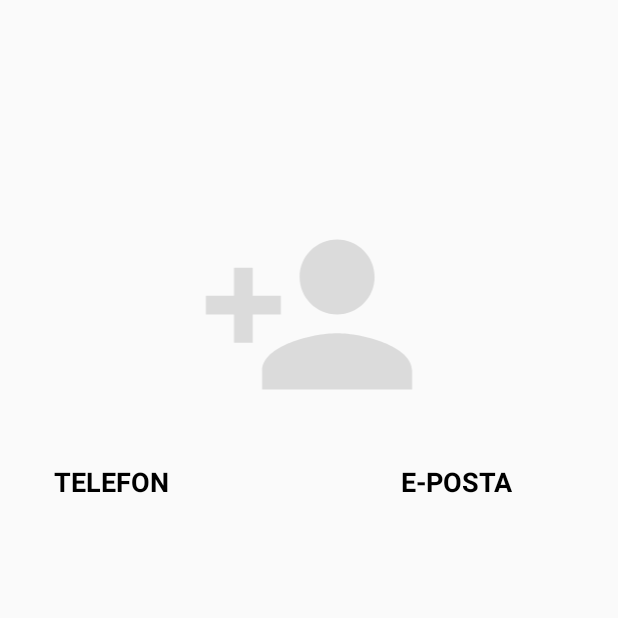
After one commit to erolaksoy/instagram-clone-app-kotlin, an Android app: the LoginActivity screen opened directly, with no data from a screen before it, on a phone screen of 412 x 824 dp, the top half of it. The commit adds this screen. Run offline under Robolectric (Android 15) with nearby library versions, the phone set to English and light mode, and no system bars.

```diff
--- a/app/build.gradle
+++ b/app/build.gradle
@@ -36,5 +36,5 @@ dependencies {
     implementation 'de.hdodenhof:circleimageview:3.0.0'
 
     //universal image loader
-    compile 'com.nostra13.universalimageloader:universal-image-loader:1.9.5'
+    implementation 'com.nostra13.universalimageloader:universal-image-loader:1.9.5'
 }
--- /dev/null
+++ b/app/src/main/java/com/erolaksoy/instagramclone/Login/LoginActivity.kt
@@ -0,0 +1,13 @@
+package com.erolaksoy.instagramclone.Login
+
+import android.support.v7.app.AppCompatActivity
+import android.os.Bundle
+import com.erolaksoy.instagramclone.R
+
+class LoginActivity : AppCompatActivity() {
+
+    override fun onCreate(savedInstanceState: Bundle?) {
+        super.onCreate(savedInstanceState)
+        setContentView(R.layout.activity_login)
+    }
+}
--- a/app/src/main/java/com/erolaksoy/instagramclone/News/News.kt
+++ b/app/src/main/java/com/erolaksoy/instagramclone/News/News.kt
@@ -13,7 +13,7 @@ class News : AppCompatActivity() {
     private val TAG= "News"
     override fun onCreate(savedInstanceState: Bundle?) {
         super.onCreate(savedInstanceState)
-        setContentView(R.layout.activity_main)
+        setContentView(R.layout.activity_login)
         setupNavigationView()
     }
 
--- /dev/null
+++ b/app/src/main/res/layout/activity_login.xml
@@ -0,0 +1,35 @@
+<?xml version="1.0" encoding="utf-8"?>
+<android.support.constraint.ConstraintLayout
+        xmlns:android="http://schemas.android.com/apk/res/android"
+        xmlns:tools="http://schemas.android.com/tools"
+        xmlns:app="http://schemas.android.com/apk/res-auto"
+        android:layout_width="match_parent"
+        android:layout_height="match_parent"
+        tools:context=".Login.LoginActivity">
+
+    <ImageView
+            android:layout_width="300dp"
+            android:layout_height="150dp" app:srcCompat="@drawable/ic_discover_people"
+            app:layout_constraintStart_toStartOf="parent"
+            app:layout_constraintEnd_toEndOf="parent" android:id="@+id/tvProfilPhoto"
+            app:layout_constraintTop_toTopOf="parent" android:layout_marginTop="52dp"
+            android:tint="@color/golgelik"
+            app:layout_constraintBottom_toBottomOf="parent" android:layout_marginBottom="457dp"
+            tools:ignore="VectorDrawableCompat"/>
+    <TextView
+            android:text="TELEFON"
+            android:layout_width="wrap_content"
+            android:layout_height="wrap_content"
+            android:id="@+id/tvTelefon" android:textSize="18sp"
+            android:textStyle="bold" android:textColor="@color/siyah" android:layout_marginTop="24dp"
+            app:layout_constraintTop_toBottomOf="@+id/tvProfilPhoto" app:layout_constraintStart_toStartOf="parent"
+            android:layout_marginStart="36dp"/>
+    <TextView
+            android:text="E-POSTA"
+            android:layout_width="wrap_content"
+            android:layout_height="wrap_content"
+            android:id="@+id/textView10" android:textSize="18sp"
+            android:textStyle="bold" android:textColor="@color/siyah" app:layout_constraintEnd_toEndOf="parent"
+            android:layout_marginEnd="70dp" android:layout_marginTop="24dp"
+            app:layout_constraintTop_toBottomOf="@+id/tvProfilPhoto"/>
+</android.support.constraint.ConstraintLayout>
```
Also changed, not shown: app/src/main/AndroidManifest.xml (+6 -1 lines), app/src/main/java/com/erolaksoy/instagramclone/Home/MainActivity.kt (+8 -0 lines), app/src/main/java/com/erolaksoy/instagramclone/Login/RegisterActivity.kt (added, +13 -0 lines), app/src/main/java/com/erolaksoy/instagramclone/Profile/Profile.kt (+7 -0 lines), app/src/main/java/com/erolaksoy/instagramclone/Profile/ProfileEditFragment.kt (+2 -5 lines), app/src/main/res/layout/activity_register.xml (added, +10 -0 lines).
